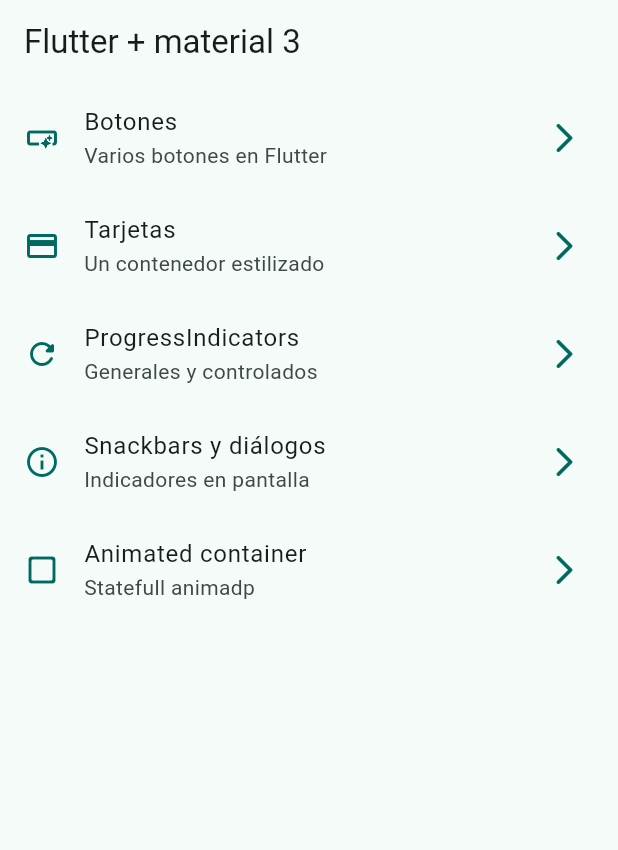
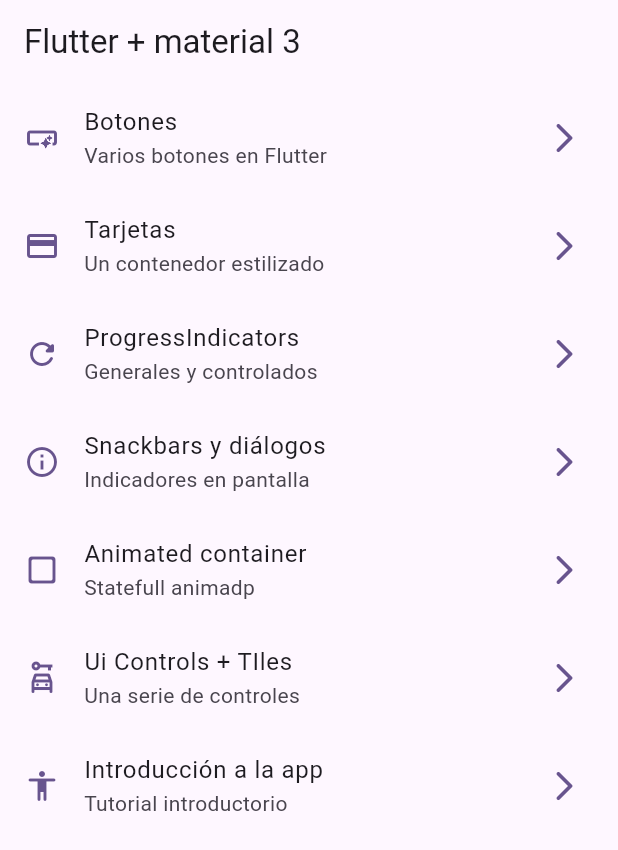
Before and after one commit to jortegah79/WidgetsAppFlutter, a Flutter app: the screen it shows after launch, on a phone screen of 412 x 824 dp. Shown: the top 850 px of the screen. Run offline on Flutter 3.47's test engine with Material 3 defaults, Android fonts, the phone set to English and light mode, and no system bars; our stand-ins replace go_router.

```diff
--- a/lib/config/menu/menu_items.dart
+++ b/lib/config/menu/menu_items.dart
@@ -15,11 +15,13 @@ class MenuItem {
 
 const List<MenuItem> appMenuItems = [
 
-  MenuItem(title: 'Botones',             subtitle: 'Varios botones en Flutter',  link: '/buttons',   icon: Icons.smart_button_outlined),
-  MenuItem(title: 'Tarjetas',            subtitle: 'Un contenedor estilizado',   link: '/cards',     icon: Icons.credit_card),
-  MenuItem(title: 'ProgressIndicators',  subtitle: 'Generales y controlados',    link: '/progress',  icon: Icons.refresh_rounded),
-  MenuItem(title: 'Snackbars y diálogos',subtitle: 'Indicadores en pantalla',    link: '/snackbars', icon: Icons.info_outline),
-  MenuItem(title: 'Animated container',  subtitle: 'Statefull animadp',          link: '/animated',  icon: Icons.check_box_outline_blank_rounded),
+  MenuItem(title: 'Botones',             subtitle: 'Varios botones en Flutter',  link: '/buttons',    icon: Icons.smart_button_outlined),
+  MenuItem(title: 'Tarjetas',            subtitle: 'Un contenedor estilizado',   link: '/cards',      icon: Icons.credit_card),
+  MenuItem(title: 'ProgressIndicators',  subtitle: 'Generales y controlados',    link: '/progress',   icon: Icons.refresh_rounded),
+  MenuItem(title: 'Snackbars y diálogos',subtitle: 'Indicadores en pantalla',    link: '/snackbars',  icon: Icons.info_outline),
+  MenuItem(title: 'Animated container',  subtitle: 'Statefull animadp',          link: '/animated',   icon: Icons.check_box_outline_blank_rounded),
+  MenuItem(title: 'Ui Controls + TIles', subtitle: 'Una serie de controles',     link: '/ui-controls',icon: Icons.car_rental_outlined),
+  MenuItem(title: 'Introducción a la app',subtitle: 'Tutorial introductorio',    link: '/tutorial',    icon: Icons.accessibility_rounded),
   /*MenuItem(title: 'Tarjetas',           subtitle: 'Un contenedor estilizado',   link: '/cards', icon: Icons.credit_card),
 */
 ];
--- a/lib/config/router/app_router.dart
+++ b/lib/config/router/app_router.dart
@@ -26,7 +26,15 @@ final appRouter = GoRouter(initialLocation: '/', routes: [
       path: '/animated',
       name: AnimatedScreen.name,
       builder: (context, state) => const AnimatedScreen()),
- /* GoRoute(
+  GoRoute(
+      path: '/ui-controls',
+      name: UiControlsScreen.name,
+      builder: (context, state) => const UiControlsScreen()),
+  GoRoute(
+      path: '/tutorial',
+      name: AppTutorialScreen.name,
+      builder: (context, state) => const AppTutorialScreen()),
+  /*GoRoute(
     path: '/cards',
     name: CardsScreen.name,
     builder: (context, state) => const CardsScreen()),
--- a/lib/main.dart
+++ b/lib/main.dart
@@ -16,7 +16,7 @@ class MyApp extends StatelessWidget {
     return MaterialApp.router(
       debugShowCheckedModeBanner: false,
       title: 'Flutter Widgets',
-      theme: AppTheme(selectedColor: 1).getTheme(),
+      theme: AppTheme(selectedColor: 5).getTheme(),
       routerConfig:appRouter,
     );
   }
--- a/lib/presentation/screens/app_tutorial/app_tutorial_screen.dart
+++ b/lib/presentation/screens/app_tutorial/app_tutorial_screen.dart
@@ -1,6 +1,8 @@
 import 'package:flutter/material.dart';
 
 class AppTutorialScreen extends StatelessWidget {
+
+  static const String name="tutorial_screen";
   const AppTutorialScreen({super.key});
 
   @override
--- a/pubspec.yaml
+++ b/pubspec.yaml
@@ -60,8 +60,8 @@ flutter:
   uses-material-design: true
 
   # To add assets to your application, add an assets section, like this:
-  # assets:
-  #   - images/a_dot_burr.jpeg
+  assets:
+    - assets/images/
   #   - images/a_dot_ham.jpeg
 
   # An image asset can refer to one or more resolution-specific "variants", see
```
Also changed, not shown: lib/presentation/screens/ui_controls/ui_controls_creen.dart (+103 -1 lines), assets/images/1.png (added), assets/images/2.png (added), assets/images/3.png (added), assets/images/jar-loading.gif (added). Lines whose indentation alone changed are shown as unchanged.
